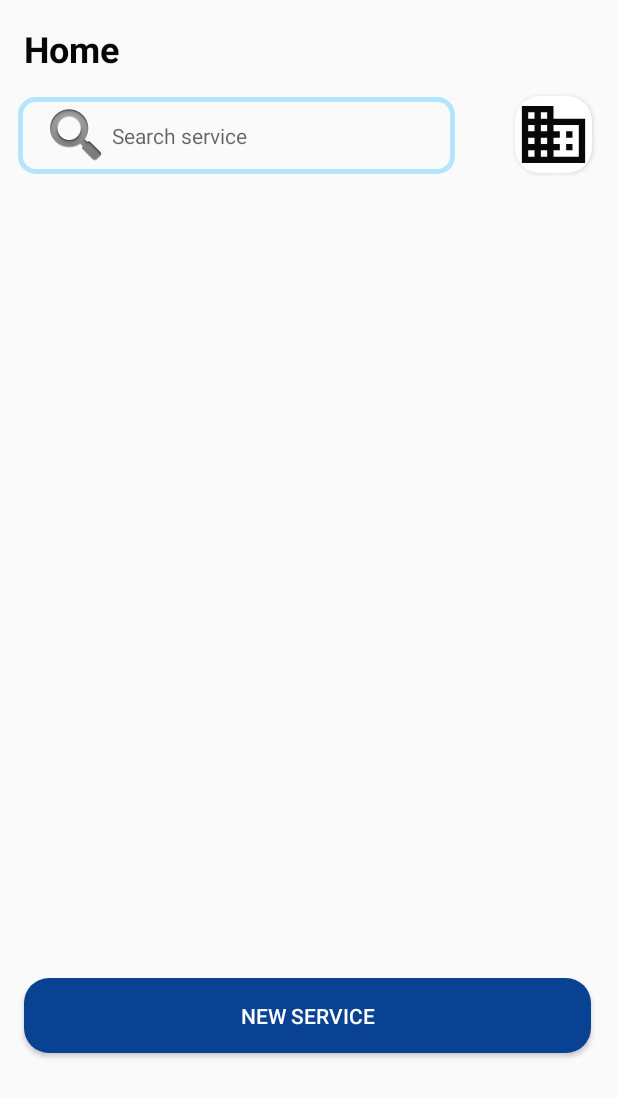
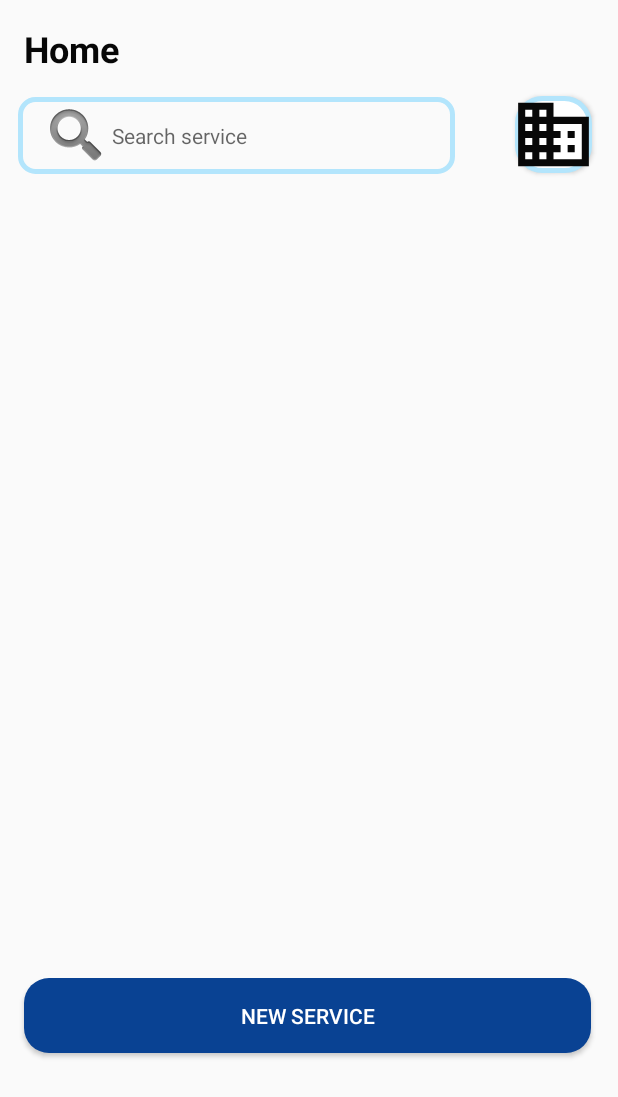
Before and after one commit to Xiande-zx/Project123, an Android app: the CompanyHome screen opened directly, with no data from a screen before it, on a phone screen of 412 x 824 dp. Shown: the top 1097 px of the screen. Run offline under Robolectric (Android 15) with nearby library versions, the phone set to English and light mode, and no system bars; 1 statement that could not run was skipped.

Commit message:
Proyecto final MXC Diseño falta comprobar los errores

```diff
--- a/app/src/main/res/drawable-v24/btn_ripple_user.xml
+++ b/app/src/main/res/drawable-v24/btn_ripple_user.xml
@@ -2,5 +2,5 @@
 <shape xmlns:android="http://schemas.android.com/apk/res/android">
     <corners android:radius="25px"/>
     <stroke android:color="#FFFFFF"/>
-    <solid android:color="#FFFFFF"/>
+    <solid android:color="#00BCD4"/>
 </shape>
--- a/app/src/main/res/drawable/icon_bussines_foreground.xml
+++ b/app/src/main/res/drawable/icon_bussines_foreground.xml
@@ -1,11 +1,11 @@
 <vector xmlns:android="http://schemas.android.com/apk/res/android"
     android:width="108dp"
     android:height="108dp"
-    android:viewportWidth="24.34077"
-    android:viewportHeight="24.34077"
+    android:viewportWidth="21.778584"
+    android:viewportHeight="21.778584"
     android:tint="#080808">
-  <group android:translateX="0.17038539"
-      android:translateY="0.17038539">
+  <group android:translateX="-1.1107078"
+      android:translateY="-1.1107078">
       <path
           android:fillColor="#FF000000"
           android:pathData="M12,7L12,3L2,3v18h20L22,7L12,7zM6,19L4,19v-2h2v2zM6,15L4,15v-2h2v2zM6,11L4,11L4,9h2v2zM6,7L4,7L4,5h2v2zM10,19L8,19v-2h2v2zM10,15L8,15v-2h2v2zM10,11L8,11L8,9h2v2zM10,7L8,7L8,5h2v2zM20,19h-8v-2h2v-2h-2v-2h2v-2h-2L12,9h8v10zM18,11h-2v2h2v-2zM18,15h-2v2h2v-2z"/>
--- a/app/src/main/res/layout/activity_company_home.xml
+++ b/app/src/main/res/layout/activity_company_home.xml
@@ -63,7 +63,7 @@
         android:layout_marginLeft="40dp"
         android:layout_marginTop="64dp"
         android:fontFamily="sans-serif"
-        android:background="@drawable/btn_dos_ripple_user"
+        android:background="@drawable/btn_dos_ripple_user_add"
         android:foreground="@drawable/icon_bussines_foreground"
         android:textColor="#17202A"
         android:textStyle="bold"
--- a/app/src/main/res/layout/activity_user_home.xml
+++ b/app/src/main/res/layout/activity_user_home.xml
@@ -46,7 +46,7 @@
         android:layout_marginStart="36dp"
         android:layout_marginLeft="36dp"
         android:layout_marginTop="16dp"
-        android:background="@drawable/btn_dos_ripple_user_add"
+        android:background="@drawable/btn_dos_ripple_user"
         android:drawableBottom="@drawable/user4"
         android:textColor="#17202A"
         android:textStyle="bold"
```
Also changed, not shown: app/src/main/icon_bussines-playstore.png, app/src/main/res/mipmap-hdpi/icon_bussines.png, app/src/main/res/mipmap-hdpi/icon_bussines_round.png, app/src/main/res/mipmap-mdpi/icon_bussines.png, app/src/main/res/mipmap-mdpi/icon_bussines_round.png, app/src/main/res/mipmap-xhdpi/icon_bussines.png, app/src/main/res/mipmap-xhdpi/icon_bussines_round.png, app/src/main/res/mipmap-xxhdpi/icon_bussines.png, app/src/main/res/mipmap-xxhdpi/icon_bussines_round.png, app/src/main/res/mipmap-xxxhdpi/icon_bussines.png, app/src/main/res/mipmap-xxxhdpi/icon_bussines_round.png.
